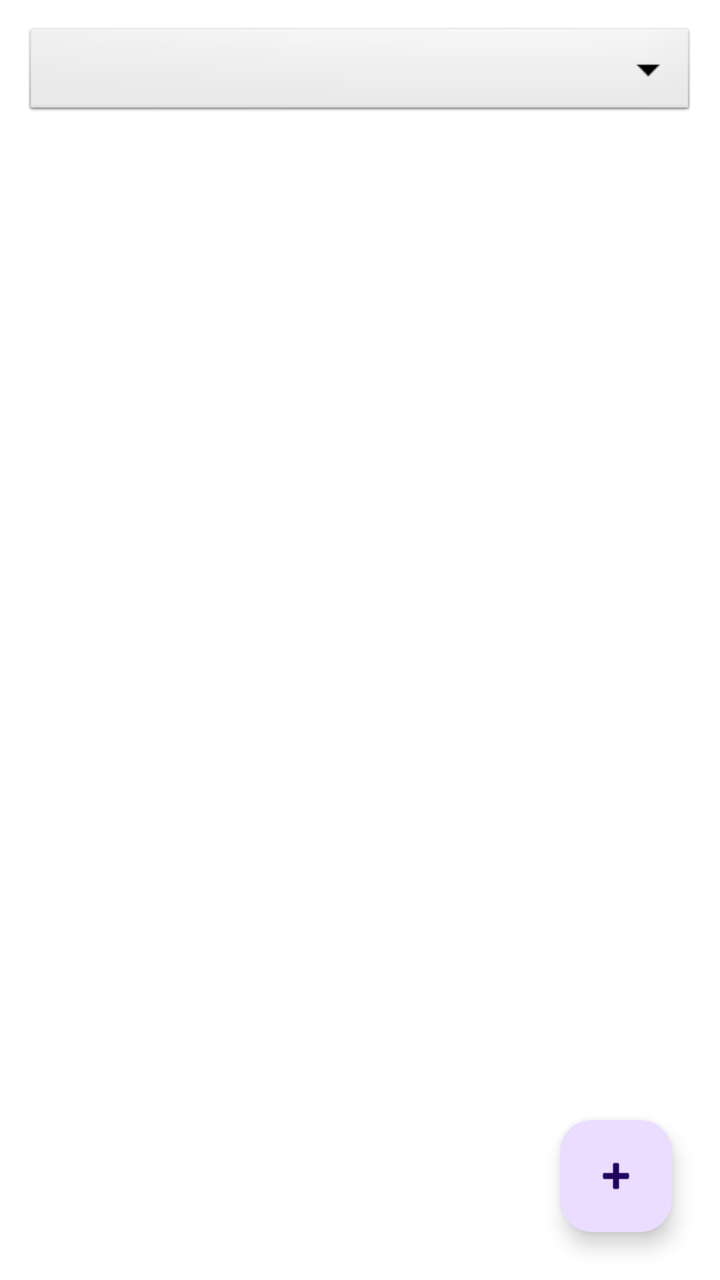
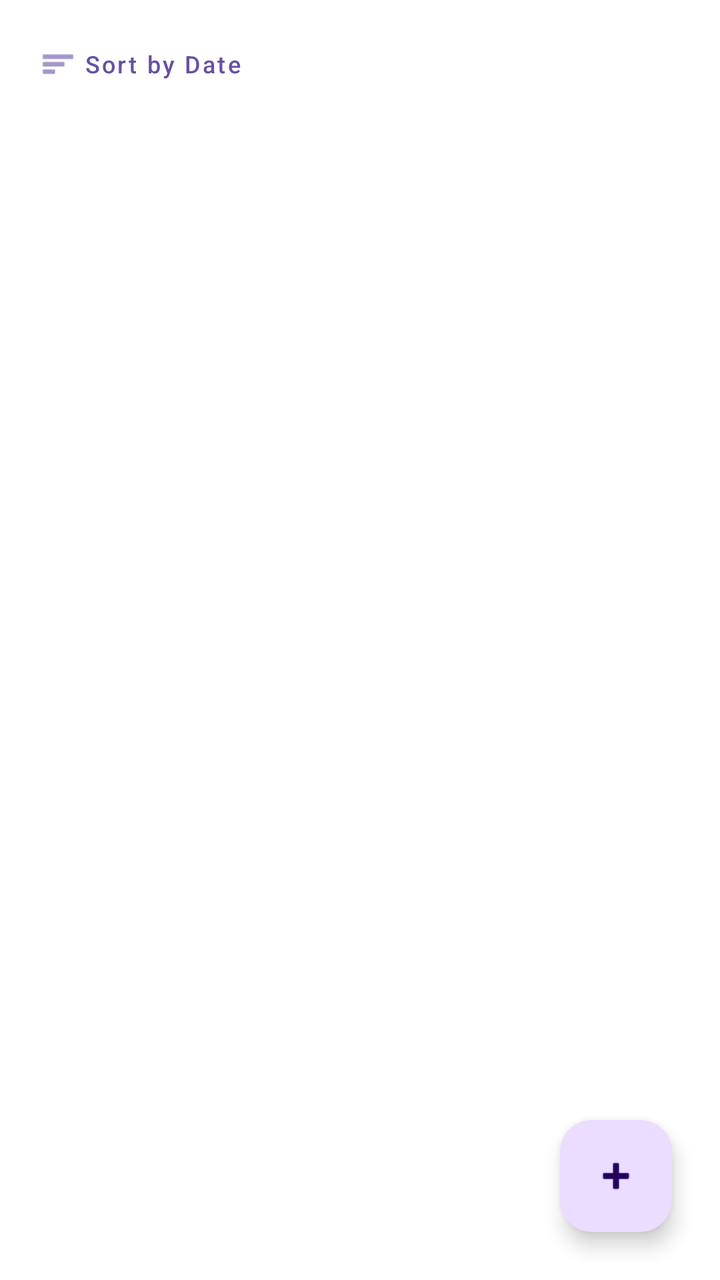

Before-and-after screenshots of an Android layout around one commit, followed by the original layout XML and the change that was made.
<!-- AndroidManifest.xml: application theme Theme.Sample_project -->
<!-- res/layout/activity_expense_list.xml -->
<?xml version="1.0" encoding="utf-8"?>
<androidx.constraintlayout.widget.ConstraintLayout xmlns:android="http://schemas.android.com/apk/res/android"
    xmlns:app="http://schemas.android.com/apk/res-auto"
    android:id="@+id/layout_expense_list"
    android:layout_width="match_parent"
    android:layout_height="match_parent">

    <Spinner
        android:id="@+id/sortSpinner"
        android:layout_width="0dp"
        android:layout_height="wrap_content"
        android:layout_margin="12dp"
        android:background="@android:drawable/btn_dropdown"
        android:minHeight="48dp"
        android:spinnerMode="dropdown"
        app:layout_constraintEnd_toEndOf="parent"
        app:layout_constraintStart_toStartOf="parent"
        app:layout_constraintTop_toTopOf="parent" />

    <androidx.recyclerview.widget.RecyclerView
        android:id="@+id/rvExpenses"
        android:layout_width="0dp"
        android:layout_height="0dp"
        android:clipToPadding="false"
        android:padding="8dp"
        app:layout_constraintBottom_toBottomOf="parent"
        app:layout_constraintEnd_toEndOf="parent"
        app:layout_constraintStart_toStartOf="parent"
        app:layout_constraintTop_toBottomOf="@id/sortSpinner" />

    <com.google.android.material.floatingactionbutton.FloatingActionButton
        android:id="@+id/btnAddExpense"
        android:layout_width="wrap_content"
        android:layout_height="wrap_content"
        android:layout_margin="24dp"
        android:contentDescription="@string/addNew"
        app:layout_constraintBottom_toBottomOf="parent"
        app:layout_constraintEnd_toEndOf="parent"
        app:srcCompat="@android:drawable/ic_input_add" />

</androidx.constraintlayout.widget.ConstraintLayout>
<!-- resources referenced by this layout -->
<resources>
  <string name="addNew">Add New Expense</string>
  <style name="Theme.Sample_project" parent="Base.Theme.Sample_project" />
  <style name="Base.Theme.Sample_project" parent="Theme.Material3.DayNight.NoActionBar">
          
          
          <item name="android:windowBackground">@color/cardview_light_background</item>
      </style>
</resources>

<!-- the commit's change to res/layout/activity_expense_list.xml (unified diff, before → after) -->
@@ -5,17 +5,19 @@
     android:layout_width="match_parent"
     android:layout_height="match_parent">
 
-    <Spinner
-        android:id="@+id/sortSpinner"
-        android:layout_width="0dp"
+    <Button
+        android:id="@+id/btnSort"
+        android:layout_width="wrap_content"
         android:layout_height="wrap_content"
         android:layout_margin="12dp"
-        android:background="@android:drawable/btn_dropdown"
-        android:minHeight="48dp"
-        android:spinnerMode="dropdown"
-        app:layout_constraintEnd_toEndOf="parent"
+        android:text="Sort by Date"
+        android:textAllCaps="false"
+        android:textSize="12sp"
+        android:minHeight="40dp"
+        app:icon="@android:drawable/ic_menu_sort_by_size"
         app:layout_constraintStart_toStartOf="parent"
-        app:layout_constraintTop_toTopOf="parent" />
+        app:layout_constraintTop_toTopOf="parent"
+        style="@style/Widget.MaterialComponents.Button.TextButton"/>
 
     <androidx.recyclerview.widget.RecyclerView
         android:id="@+id/rvExpenses"
@@ -26,7 +28,7 @@
         app:layout_constraintBottom_toBottomOf="parent"
         app:layout_constraintEnd_toEndOf="parent"
         app:layout_constraintStart_toStartOf="parent"
-        app:layout_constraintTop_toBottomOf="@id/sortSpinner" />
+        app:layout_constraintTop_toBottomOf="@id/btnSort" />
 
     <com.google.android.material.floatingactionbutton.FloatingActionButton
         android:id="@+id/btnAddExpense"
